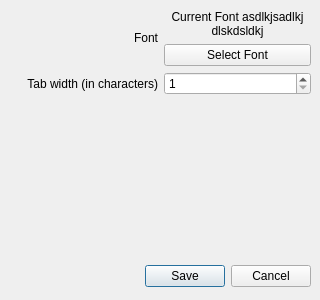
ali-rantakari/QarkDown, file src/preferencesdialog.ui: the form before one commit.
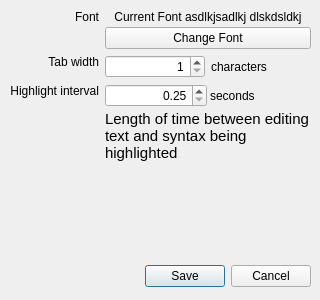
The form after the commit.

Commit message: Preference: highlighter wait interval.

The edit to the form file:
```diff
--- a/src/preferencesdialog.ui
+++ b/src/preferencesdialog.ui
@@ -72,12 +72,15 @@
        <string>Font</string>
       </property>
       <property name="alignment">
-       <set>Qt::AlignRight|Qt::AlignTrailing|Qt::AlignVCenter</set>
+       <set>Qt::AlignRight|Qt::AlignTop|Qt::AlignTrailing</set>
       </property>
      </widget>
     </item>
     <item row="0" column="1">
      <layout class="QVBoxLayout" name="verticalLayout">
+      <property name="spacing">
+       <number>3</number>
+      </property>
       <item>
        <widget class="QLabel" name="fontLabel">
         <property name="sizePolicy">
@@ -101,12 +104,15 @@
         <property name="wordWrap">
          <bool>true</bool>
         </property>
+        <property name="margin">
+         <number>5</number>
+        </property>
        </widget>
       </item>
       <item>
        <widget class="QPushButton" name="fontButton">
         <property name="text">
-         <string>Select Font</string>
+         <string>Change Font</string>
         </property>
        </widget>
       </item>
@@ -115,24 +121,14 @@
     <item row="1" column="0">
      <widget class="QLabel" name="label_2">
       <property name="text">
-       <string>Tab width (in characters)</string>
+       <string>Tab width</string>
       </property>
       <property name="alignment">
-       <set>Qt::AlignRight|Qt::AlignTrailing|Qt::AlignVCenter</set>
+       <set>Qt::AlignRight|Qt::AlignTop|Qt::AlignTrailing</set>
       </property>
      </widget>
     </item>
-    <item row="1" column="1">
-     <widget class="QSpinBox" name="tabWidthSpinBox">
-      <property name="minimum">
-       <number>1</number>
-      </property>
-      <property name="maximum">
-       <number>40</number>
-      </property>
-     </widget>
-    </item>
-    <item row="2" column="0">
+    <item row="3" column="0">
      <spacer name="verticalSpacer">
       <property name="orientation">
        <enum>Qt::Vertical</enum>
@@ -145,6 +141,89 @@
       </property>
      </spacer>
     </item>
+    <item row="2" column="0">
+     <widget class="QLabel" name="label_3">
+      <property name="text">
+       <string>Highlight interval</string>
+      </property>
+      <property name="alignment">
+       <set>Qt::AlignRight|Qt::AlignTop|Qt::AlignTrailing</set>
+      </property>
+     </widget>
+    </item>
+    <item row="1" column="1">
+     <layout class="QHBoxLayout" name="horizontalLayout_2">
+      <item>
+       <widget class="QSpinBox" name="tabWidthSpinBox">
+        <property name="alignment">
+         <set>Qt::AlignRight|Qt::AlignTrailing|Qt::AlignVCenter</set>
+        </property>
+        <property name="minimum">
+         <number>1</number>
+        </property>
+        <property name="maximum">
+         <number>40</number>
+        </property>
+       </widget>
+      </item>
+      <item>
+       <widget class="QLabel" name="label_5">
+        <property name="text">
+         <string>characters</string>
+        </property>
+       </widget>
+      </item>
+     </layout>
+    </item>
+    <item row="2" column="1">
+     <layout class="QVBoxLayout" name="verticalLayout_2">
+      <property name="spacing">
+       <number>3</number>
+      </property>
+      <item>
+       <layout class="QHBoxLayout" name="horizontalLayout">
+        <item>
+         <widget class="QDoubleSpinBox" name="highlightIntervalSpinBox">
+          <property name="alignment">
+           <set>Qt::AlignRight|Qt::AlignTrailing|Qt::AlignVCenter</set>
+          </property>
+          <property name="minimum">
+           <double>0.250000000000000</double>
+          </property>
+          <property name="maximum">
+           <double>10.000000000000000</double>
+          </property>
+          <property name="singleStep">
+           <double>0.250000000000000</double>
+          </property>
+         </widget>
+        </item>
+        <item>
+         <widget class="QLabel" name="label_6">
+          <property name="text">
+           <string>seconds</string>
+          </property>
+         </widget>
+        </item>
+       </layout>
+      </item>
+      <item>
+       <widget class="QLabel" name="label_4">
+        <property name="font">
+         <font>
+          <pointsize>11</pointsize>
+         </font>
+        </property>
+        <property name="text">
+         <string>Length of time between editing text and syntax being highlighted</string>
+        </property>
+        <property name="wordWrap">
+         <bool>true</bool>
+        </property>
+       </widget>
+      </item>
+     </layout>
+    </item>
    </layout>
   </widget>
  </widget>
```
The commit also changes 6 other files.
